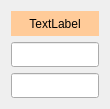
LeeChiWon/QCClient, file moldcondition_style1.ui: the form before one commit.
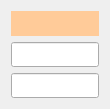
The form after the commit.

The edit to the form file:
```diff
--- a/moldcondition_style1.ui
+++ b/moldcondition_style1.ui
@@ -96,7 +96,7 @@
       <bool>true</bool>
      </property>
      <property name="text">
-      <string>TextLabel</string>
+      <string/>
      </property>
      <property name="alignment">
       <set>Qt::AlignCenter</set>
```
Left out of the diff: 10 changed lines with no effect on the pictures.
